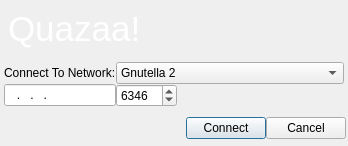
This is UI/dialogconnectto.ui in c3c/quazaa as Qt 5 draws it before an edit. The edited form follows.
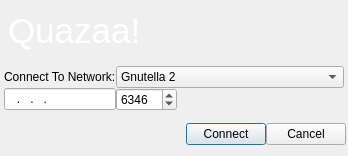
This is the edited form. Icons and pictures are not drawn.

The edit to the form file:
```diff
--- a/UI/dialogconnectto.ui
+++ b/UI/dialogconnectto.ui
@@ -7,7 +7,7 @@
     <x>0</x>
     <y>0</y>
     <width>348</width>
-    <height>146</height>
+    <height>156</height>
    </rect>
   </property>
   <property name="minimumSize">
@@ -23,6 +23,9 @@
    <iconset>
     <normaloff>:/Resource/Network/Connect.png</normaloff>:/Resource/Network/Connect.png</iconset>
   </property>
+  <property name="autoFillBackground">
+   <bool>true</bool>
+  </property>
   <layout class="QGridLayout" name="gridLayout">
    <property name="margin">
     <number>0</number>
```
Left out of the diff: 14 changed lines with no effect on the pictures.
